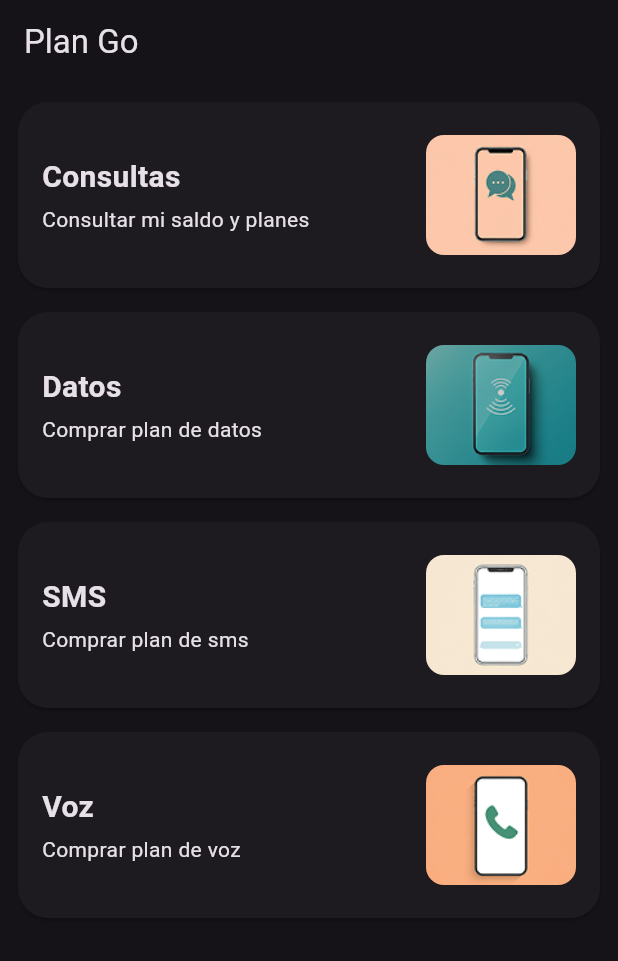
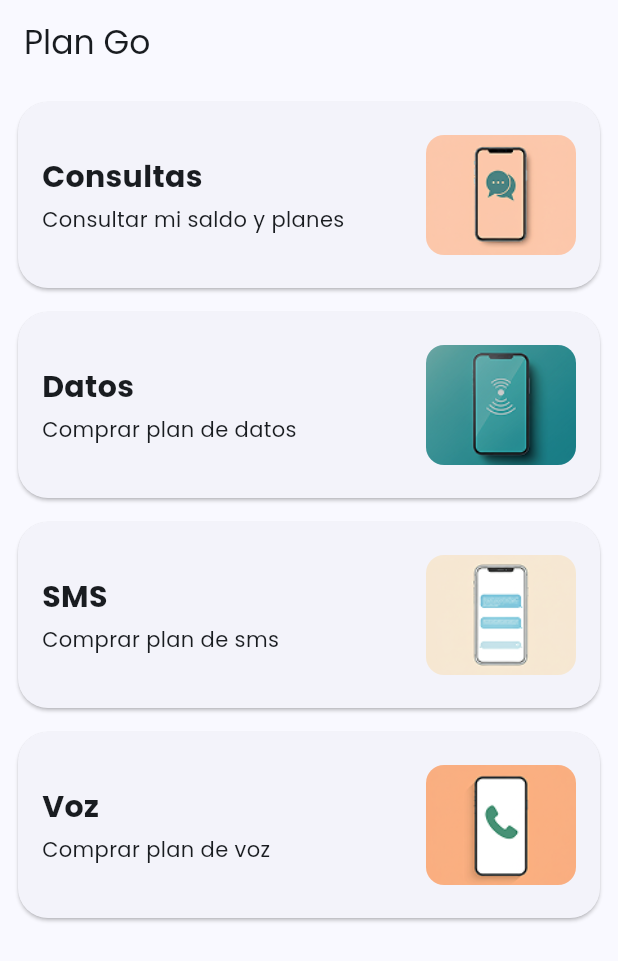
Before and after one commit to acano99/plan_go, a Flutter app: the screen it shows after launch, on a phone screen of 412 x 824 dp. Shown: the top 961 px of the screen. Run offline on Flutter 3.47's test engine with Material 3 defaults, Android fonts, the phone set to English and light mode, and no system bars; our stand-ins replace device_preview.

Commit message:
feat: agregado el tema y funcionalidad para que se establezca el tema en funcion del sistema

```diff
--- a/lib/main.dart
+++ b/lib/main.dart
@@ -2,8 +2,9 @@ import 'package:device_preview/device_preview.dart';
 import 'package:flutter/foundation.dart';
 import 'package:flutter/material.dart';
 import 'package:plan_go/src/config/router/router.dart';
+import 'package:plan_go/src/config/theme/theme.dart';
 
-void main() {
+void main() async {
   runApp(DevicePreview(enabled: !kReleaseMode, builder: (context) => MyApp()));
 }
 
@@ -12,18 +13,17 @@ class MyApp extends StatelessWidget {
 
   @override
   Widget build(BuildContext context) {
+    final brightness = MediaQuery.platformBrightnessOf(context);
+
     return MaterialApp(
       useInheritedMediaQuery: true,
       locale: DevicePreview.locale(context),
       builder: DevicePreview.appBuilder,
       title: 'Flutter Demo',
       debugShowCheckedModeBanner: false,
-      theme: ThemeData(
-        colorScheme: ColorScheme.fromSeed(
-          seedColor: Colors.deepPurple,
-          brightness: Brightness.dark,
-        ),
-      ),
+      theme: brightness == Brightness.dark
+          ? MaterialTheme(TextTheme()).dark()
+          : MaterialTheme(TextTheme()).light(),
       routes: AppRouter().getRoutes(context),
       initialRoute: AppRouter.home,
     );
```
